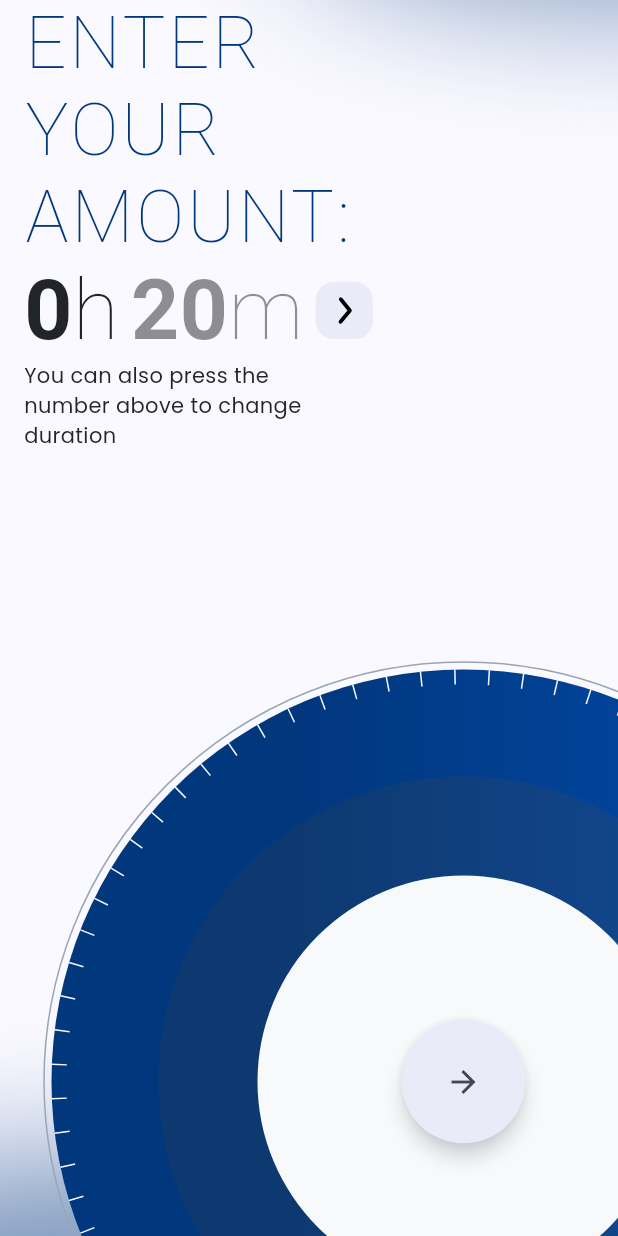
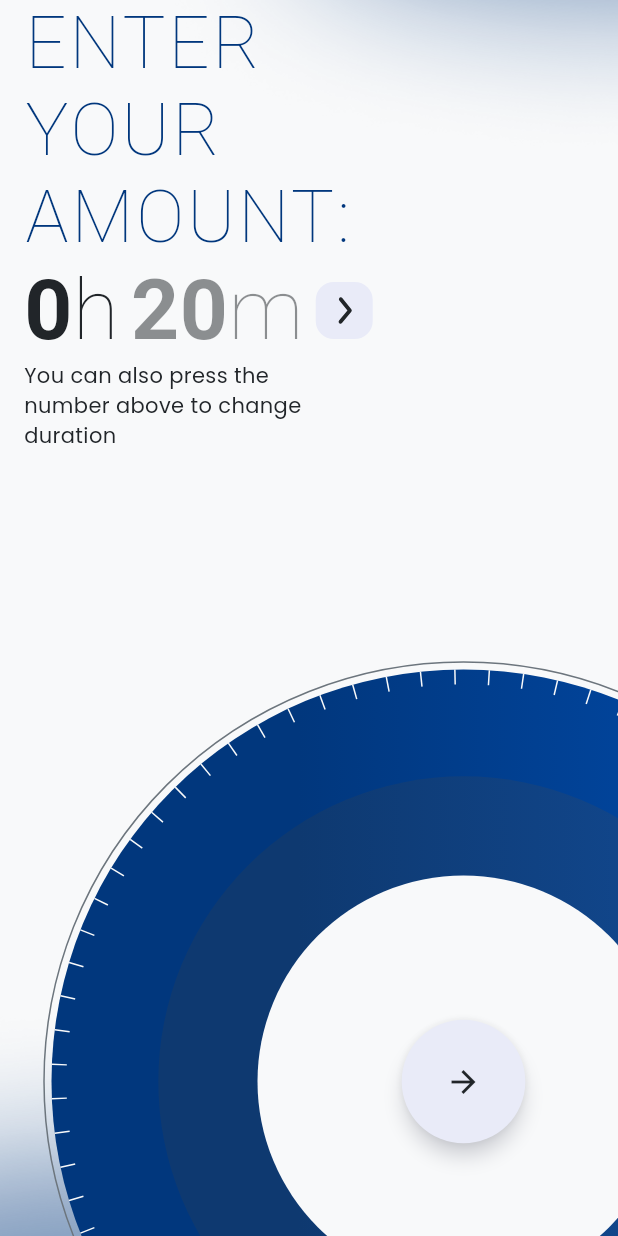
Before and after one commit to ashellz/habitt_v2, a Flutter app: the NumberPickerScreen screen opened directly with empty values, on a phone screen of 412 x 824 dp. Run offline on Flutter 3.47's test engine with Material 3 defaults, Android fonts, the phone set to English and light mode, and no system bars; our stand-ins replace flutter_spinbox, flutter_svg, hive_ce, hive_ce_flutter, shared_preferences, tinycolor2; accounts and stored records are empty; generated files the repository leaves out were written again.

Commit message:
wheel color design missing done

```diff
--- a/lib/pages/other_pages/enter_amount_page.dart
+++ b/lib/pages/other_pages/enter_amount_page.dart
@@ -102,6 +102,7 @@ class NumberPickerScreenState extends State<NumberPickerScreen> {
     final amountLabel = amountLabelController.text;
 
     return Scaffold(
+      backgroundColor: colorProvider.backgroundColor,
       body: GradientBackground(
         child: Stack(
           children: [
--- a/lib/widgets/enter_amount_page/amount_wheel.dart
+++ b/lib/widgets/enter_amount_page/amount_wheel.dart
@@ -115,7 +115,7 @@ class InteractiveWheelState extends State<InteractiveWheel>
               ),
             ),
             onPressed: () => widget.onDone(),
-            icon: Icon(Icons.arrow_forward),
+            icon: Icon(Icons.arrow_forward, color: colorProvider.textColor),
           ),
         ],
       ),
@@ -167,7 +167,7 @@ class GradientPainter extends CustomPainter {
 
     final Paint outlinePaint =
         Paint()
-          ..color = colorProvider.colorScheme.strokeColor
+          ..color = colorProvider.mutedTextColor
           ..strokeWidth = 1.0
           ..style = PaintingStyle.stroke;
 
@@ -193,7 +193,7 @@ class TicksPainter extends CustomPainter {
 
     final Paint tickPaint =
         Paint()
-          ..color = colorProvider.backgroundColor
+          ..color = Color(0xFFF8F9FA)
           ..strokeWidth = 1.0
           ..style = PaintingStyle.stroke;
 
--- a/lib/widgets/enter_amount_page/enter_amount_text.dart
+++ b/lib/widgets/enter_amount_page/enter_amount_text.dart
@@ -33,7 +33,7 @@ class EnterAmountDurationText extends StatelessWidget {
                   fontSize: 48,
                   fontWeight: FontWeight.w200,
                   height: 1.2,
-                  color: colorProvider.colorScheme.darkerStandardColor,
+                  color: colorProvider.colorScheme.vividColor,
                 ),
               );
             }).toList(),
--- a/lib/widgets/enter_amount_page/select_amount_duration_dialog.dart
+++ b/lib/widgets/enter_amount_page/select_amount_duration_dialog.dart
@@ -1,4 +1,5 @@
 import 'package:flutter/material.dart';
+import 'package:habitt/providers/color_provider.dart';
 import 'package:habitt/providers/state_provider.dart';
 import 'package:habitt/widgets/custom_spinbox.dart';
 import 'package:habitt/widgets/custom_text_field.dart';
@@ -30,8 +31,10 @@ class SelectAmountDurationDialog extends StatelessWidget {
   Widget build(BuildContext context) {
     final localizations = AppLocalizations.of(context)!;
     final stateProvider = context.watch<StateProvider>();
+    final colorProvider = context.watch<ColorProvider>();
 
     return Dialog(
+      backgroundColor: colorProvider.backgroundColor,
       child: ValueListenableBuilder<TextEditingValue>(
         valueListenable: stateProvider.habitAmountLabelController,
         builder: (context, value, child) {
--- a/lib/widgets/enter_amount_page/switch_values_arrow.dart
+++ b/lib/widgets/enter_amount_page/switch_values_arrow.dart
@@ -33,6 +33,10 @@ class SwitchValuesArrow extends StatelessWidget {
             width: 30,
             height: 30,
             "assets/images/svg/arrow-back.svg",
+            colorFilter: ColorFilter.mode(
+              colorProvider.textColor,
+              BlendMode.srcIn,
+            ),
           ),
         ),
       ),
```
